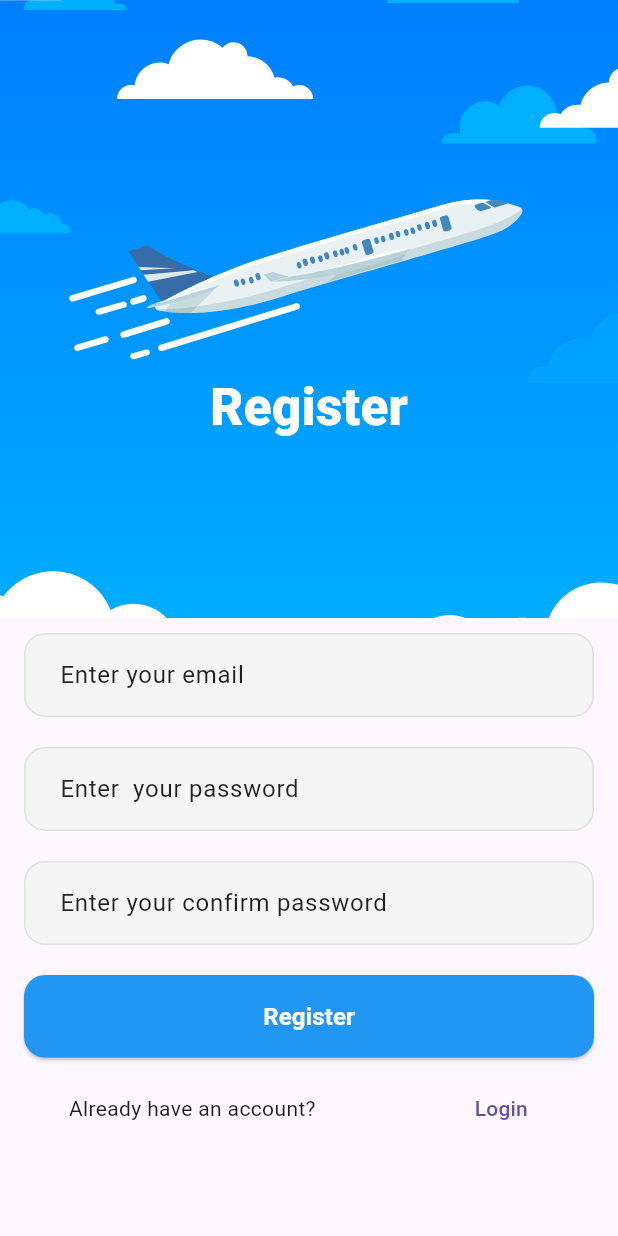
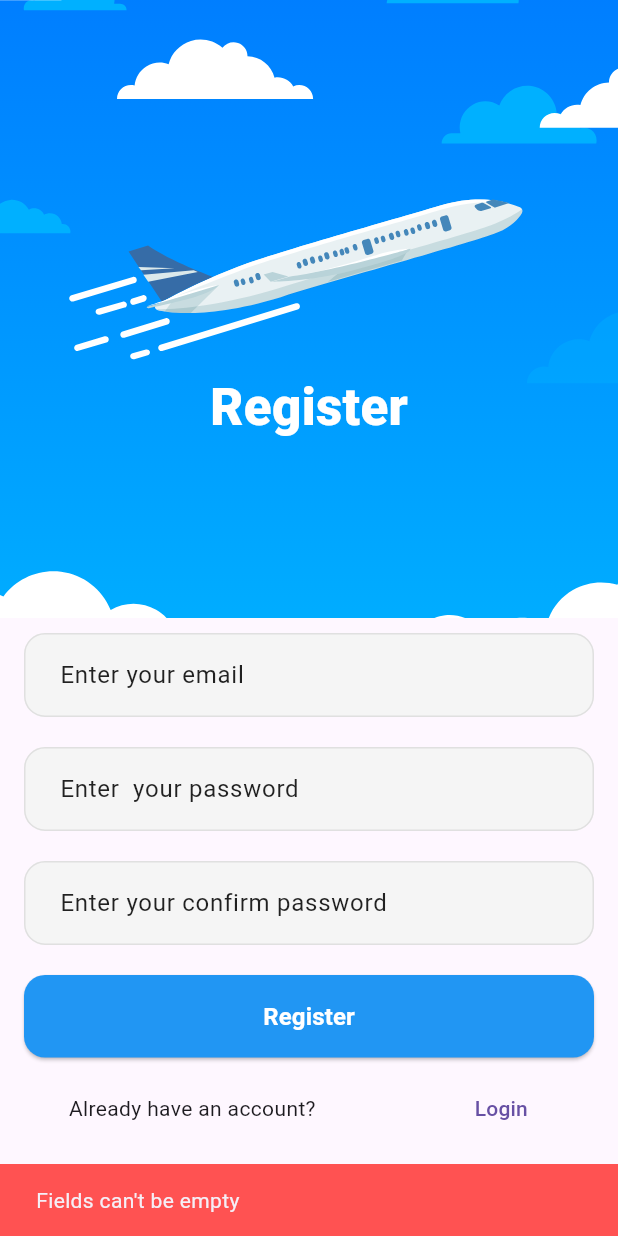
Before and after one commit to Muneeb-Masood/Railway-flutter, a Flutter app: the RegisterScreen screen opened by its route, after a tap on "Register", on a phone screen of 412 x 824 dp. Run offline on Flutter 3.47's test engine with Material 3 defaults, Android fonts, the light colour scheme and no system bars; our stand-ins replace flutter_bloc, flutter_svg.

Commit message:
Working on Register Screen

```diff
--- /dev/null
+++ b/lib/helper_functions/http_helper.dart
@@ -0,0 +1,29 @@
+import 'package:http/http.dart' as http;
+class HttpHelper {
+
+  static final HttpHelper instance = HttpHelper._internal();
+  HttpHelper._internal();
+
+
+  String get getBaseUrl => "http://192.168.100.111:5000/api/";
+  String get getLoginUrl => "${getBaseUrl}passengers/login";
+  String get getRegisterUrl => "${getBaseUrl}passengers/register";
+
+  Future<http.Response> get(
+    String url, {Map<String, String>? headers}) async{
+    return await http.get(Uri.parse(url), headers: headers);
+    }
+
+  Future<http.Response> post(
+    String url, {Map<String, String>? headers, Map<String,dynamic>? body,}) async {
+    return await http.post(
+      Uri.parse(url),
+      headers: headers,
+      body: body,
+    );
+  }
+
+
+
+
+}
--- /dev/null
+++ b/lib/register_bloc/register_event.dart
@@ -0,0 +1,8 @@
+abstract class RegisterEvent {}
+
+class RegiterButttonClicked extends RegisterEvent {
+  final String email;
+  final String password;
+  final String cPassword;
+  RegiterButttonClicked(this.email, this.password, this.cPassword);
+}
--- /dev/null
+++ b/lib/register_bloc/register_state.dart
@@ -0,0 +1,11 @@
+abstract class RegisterState {}
+class RegisterInitialState extends RegisterState {}
+class RegisterLoadingState extends RegisterState {}
+class RegisterFailureState extends RegisterState {
+  final String errorMessage;
+  RegisterFailureState(this.errorMessage);
+}
+class RegisterSuccessState extends RegisterState {
+  final String message;
+  RegisterSuccessState(this.message);
+}
--- a/lib/screens/login/login_screen.dart
+++ b/lib/screens/login/login_screen.dart
@@ -71,7 +71,7 @@ class LoginScreen extends StatelessWidget {
             ),
             CustomButton(
               text: model.loginButtonText,
-              onPressed: () => modelImpl.onPressed(context),
+              onPressed: () => modelImpl.onLoginPressed(context),
             ),
             Row(
               mainAxisAlignment: MainAxisAlignment.spaceAround,
@@ -85,7 +85,7 @@ class LoginScreen extends StatelessWidget {
               children: [
                 Text("Don't have an account?"),
                 TextButton(
-                  onPressed: () {},
+                  onPressed: () => modelImpl.onRegisterNewAccPressed(context),
                   child: const Text("Register new account"),
                 ),
               ],
--- a/lib/screens/register/register_model.dart
+++ b/lib/screens/register/register_model.dart
@@ -3,6 +3,6 @@ import 'package:flutter/material.dart';
 class RegisterModel {
   TextEditingController emailController = TextEditingController();
   TextEditingController passwordController = TextEditingController();
-  TextEditingController confirmPasswordController = TextEditingController();
+  TextEditingController cPasswordController = TextEditingController();
   String registerButtonText = "Register";
 }
--- a/lib/screens/register/register_model_impl.dart
+++ b/lib/screens/register/register_model_impl.dart
@@ -1,22 +1,46 @@
+import 'package:flutter/material.dart';
+import 'package:flutter_bloc/flutter_bloc.dart';
+import 'package:flutter_railway_app/register_bloc/register_bloc.dart';
+import 'package:flutter_railway_app/register_bloc/register_event.dart';
 import 'package:flutter_railway_app/screens/register/register_model.dart';
+import 'package:flutter_railway_app/widgets/show_snack_bar.dart';
 
 class RegisterModelImpl {
 
   RegisterModel model;
-  RegisterModelImpl(this.model);
+RegisterModelImpl(this.model);
 
-  void onPressed(){
+  void onPressed(BuildContext context){
     String email = model.emailController.text;
     String password = model.passwordController.text;
-    String confirmPassword = model.confirmPasswordController.text;
+    String cPassword = model.cPasswordController.text;
 
-    if (email.isEmpty || password.isEmpty || confirmPassword.isEmpty) {
-      print("Please fill in all fields.");
-    } else if (password != confirmPassword) {
-      print("Passwords do not match.");
-    } else {
-      print("Registering with email: $email and password: $password");
-    }
+
+    if(email.isEmpty || password.isEmpty || cPassword.isEmpty) {
+      ShowSnackBar.show(context, "Fields can't be empty", Colors.redAccent);
+      return; }
+
+
+    else if(!(email.contains('@') && email.contains('.'))) {
+      ShowSnackBar.show(context, "Email is not valid", Colors.redAccent);
+      return; }
+
+    else if(password != cPassword) {
+      ShowSnackBar.show(context, "Password and confirm password do not match", Colors.redAccent);
+      return; }
+
+    else if (password.length < 6) {
+      ShowSnackBar.show(context, "Password must be at least 6 characters long", Colors.redAccent);
+      return; }
+
+else if (!password.contains(RegExp(r'[!@#$%^&*(),.?":{}|<>_\-+=]'))) {
+      ShowSnackBar.show(context, "Password must contain at least one special character", Colors.redAccent);
+      return; }
+
+
+    context.read<RegisterBloc>().add(RegiterButttonClicked(
+      email, password, cPassword
+    ));
 
 
   }
--- a/lib/screens/register/register_screen.dart
+++ b/lib/screens/register/register_screen.dart
@@ -1,30 +1,61 @@
 import 'package:flutter/material.dart';
+import 'package:flutter_bloc/flutter_bloc.dart';
+import 'package:flutter_railway_app/helper_funtions/navigation_helper.dart';
+import 'package:flutter_railway_app/register_bloc/register_bloc.dart';
+import 'package:flutter_railway_app/register_bloc/register_state.dart';
 import 'package:flutter_railway_app/screens/register/register_model.dart';
 import 'package:flutter_railway_app/screens/register/register_model_impl.dart';
 import 'package:flutter_railway_app/widgets/button.dart';
+import 'package:flutter_railway_app/widgets/show_snack_bar.dart';
 import 'package:flutter_railway_app/widgets/text_field.dart';
 import 'package:flutter_svg/flutter_svg.dart';
 
 class RegisterScreen extends StatelessWidget {
   final RegisterModel model = RegisterModel();
-  final RegisterModelImpl modelImpl = RegisterModelImpl(RegisterModel());
+  late final RegisterModelImpl modelImpl;
 
   RegisterScreen({super.key});
 
   @override
   Widget build(BuildContext context) {
+    modelImpl = RegisterModelImpl(model);
     return
    Scaffold(
-  body: SingleChildScrollView(
+  body: BlocListener<RegisterBloc, RegisterState>(
+    listener: (context, state){
+      if (state is RegisterFailureState) {
+        ShowSnackBar.show(context, state.errorMessage, Colors.yellow);
+      } else if (state is RegisterSuccessState) {
+        ShowSnackBar.show(context, state.message, Colors.greenAccent);
+      }
+      else if (state is RegisterLoadingState) {
+        ShowSnackBar.show(context, "Loading...", Colors.blueAccent);
+      }
+      else{
+        navigateTo(context, "/home");
+      }
+
+    },
+    child: BlocBuilder<RegisterBloc,RegisterState>(
+      builder: (context, state) {
+        // if (state is RegisterLoadingState) {
+        //   return const Center(child: CircularProgressIndicator());
+        // } else if (state is RegisterFailureState) {
+        //    ShowSnackBar.show(context, "Error occur while regitering", Colors.redAccent);
+        // } else if (state is RegisterSuccessState) {
+        //   navigateTo(context, "/home");
+        //       }
+        return SingleChildScrollView(
+
         child: Column(
           children: [
             Stack(
               alignment: Alignment.center,
               children: [
-            Container(
-              child: SvgPicture.asset("assets/images/login/login1.svg", fit: BoxFit.cover,),
+                SizedBox(
                   width: double.infinity,
                   height: MediaQuery.of(context).size.height * 0.5,
+                  child: SvgPicture.asset("assets/images/login/login1.svg", fit: BoxFit.cover,),
 
                 ),
                 Positioned(
@@ -50,7 +81,7 @@ class RegisterScreen extends StatelessWidget {
             ),
             TextFieldWidget(
               label: "Enter your confirm password",
-          controller: model.confirmPasswordController,
+              controller: model.cPasswordController,
             ),
             CustomButton(text: model.registerButtonText, onPressed: modelImpl.onPressed),
 
@@ -68,6 +99,8 @@ class RegisterScreen extends StatelessWidget {
 
           ],
         ),
+      );
+    }),
   ),
 );
   }}
--- a/lib/widgets/button.dart
+++ b/lib/widgets/button.dart
@@ -13,7 +13,7 @@ class CustomButton extends StatelessWidget{
       child: SizedBox(
         width: double.infinity,
         child: ElevatedButton(
-          onPressed: () => onPressed(),
+      onPressed: () => onPressed(context),
           style: ElevatedButton.styleFrom(
             backgroundColor: Colors.blue,
             shape: RoundedRectangleBorder(
```
Also changed, not shown: lib/main.dart (+13 -2 lines), lib/register_bloc/register_bloc.dart (added, +37 -0 lines), lib/screens/login/login_model_impl.dart (+5 -2 lines). Lines whose indentation alone changed are shown as unchanged.
